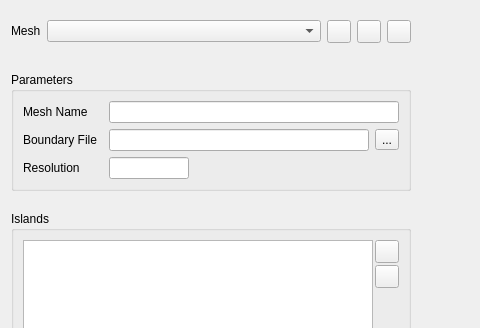
The window that src/ui/structured_mesh_dialog.ui (IPH-ECO/iph-eco-gui) describes before a commit, drawn with Qt 5; both pictures show x 0 to 480 and y 0 to 328 of the 1240 by 688 pixel window.
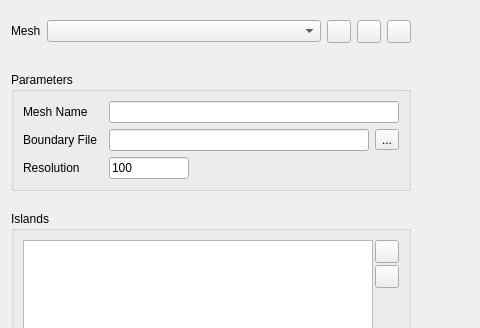
The same window after the commit. Icons and pictures are not drawn. Custom widgets are drawn as their Qt base class.

The edit to the form file:
```diff
--- a/src/ui/structured_mesh_dialog.ui
+++ b/src/ui/structured_mesh_dialog.ui
@@ -232,6 +232,9 @@
              <height>16777215</height>
             </size>
            </property>
+           <property name="text">
+            <string>100</string>
+           </property>
           </widget>
          </item>
         </layout>
```
Lines whose indentation alone changed are shown as unchanged.
